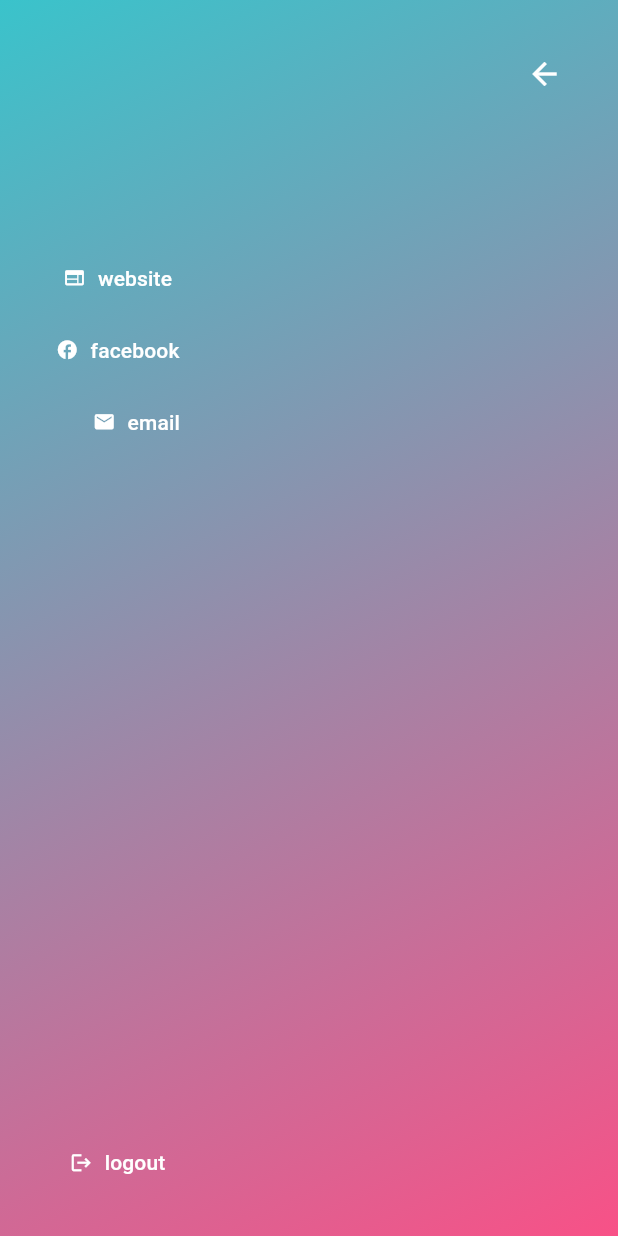
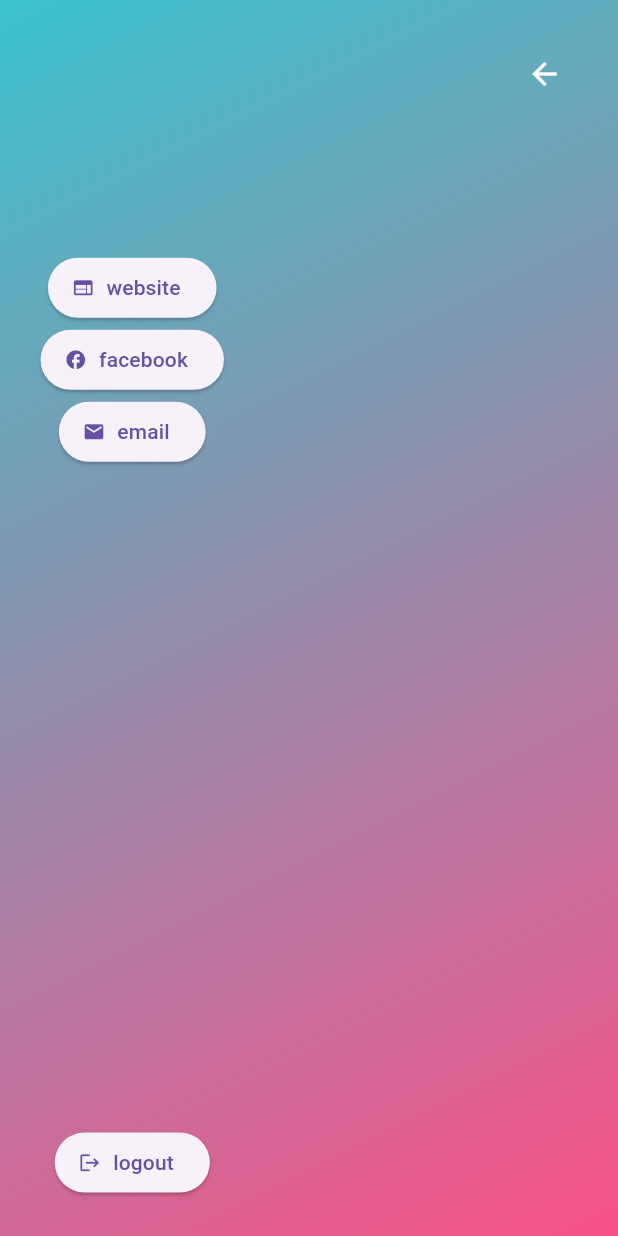
Before and after one commit to NouurhanAbuGhali/education_app, a Flutter app: the MenuScreen widget shown alone on an empty page, opened directly, on a phone screen of 412 x 824 dp. Run offline on Flutter 3.47's test engine with Material 3 defaults, Android fonts, the light colour scheme and no system bars; our stand-ins replace cloud_firestore, firebase_auth, firebase_core, firebase_storage, flutter_svg, flutter_zoom_drawer and 3 more; accounts and stored records are empty; project files that could hold a hidden picture were left out.

Commit message:
thired edit

```diff
--- a/lib/bindings/initial_bindings.dart
+++ b/lib/bindings/initial_bindings.dart
@@ -1,6 +1,7 @@
 import 'package:complete_quiz/controllers/auth_controller.dart';
 import 'package:complete_quiz/controllers/questions_paper/data_uploader.dart';
 import 'package:complete_quiz/controllers/theme_controller.dart';
+import 'package:complete_quiz/services/firebase_storge_service.dart';
 import 'package:get/get.dart';
 
 class InitialBindings implements Bindings {
@@ -9,5 +10,6 @@ class InitialBindings implements Bindings {
     Get.put(ThemeController());
     Get.put(AuthController(), permanent: true);
     Get.put(DataUpLoader());
+    Get.put(FirebaseStorageService());
   }
 }
--- a/lib/controllers/questions_paper/data_uploader.dart
+++ b/lib/controllers/questions_paper/data_uploader.dart
@@ -51,7 +51,7 @@ class DataUpLoader extends GetxController {
       batch.set(questionPaperRF.doc(paper.id), {
         'title': paper.title,
         'image_url': paper.imageUrl,
-        "description": paper.description,
+        "Description": paper.Description,
         "time_seconds": paper.timeSeconds,
         "question_count": paper.questions == null ? 0 : paper.questions!.length,
       });
--- a/lib/screens/home/menu_screen.dart
+++ b/lib/screens/home/menu_screen.dart
@@ -28,13 +28,17 @@ class MenuScreen extends GetView<MyZoomDrawerController> {
                 child: BackButton(
                   color: Colors.white,
                   onPressed: () {
-                    controller.toogleDrawer();
+                    controller.toogleCloseDrawer();
                   },
                 ),
               ),
-              Padding(
+              Positioned(
+                top: 8,
+                left: 2,
+                bottom: 0,
+                child: Padding(
                   padding: EdgeInsets.only(
-                  right: MediaQuery.of(context).size.width * 0.3,
+                    right: MediaQuery.of(context).size.width,
                   ),
                   child: Column(
                     children: [
@@ -50,7 +54,7 @@ class MenuScreen extends GetView<MyZoomDrawerController> {
                                 ),
                               ),
                       ),
-                    const Spacer(flex: 1),
+                      const Spacer(),
                       _DreamButton(
                         icon: Icons.web,
                         label: "website",
@@ -61,13 +65,10 @@ class MenuScreen extends GetView<MyZoomDrawerController> {
                         label: "facebook",
                         onPressed: () => controller.facebook(),
                       ),
-                    Padding(
-                      padding: const EdgeInsets.only(left: 25.0),
-                      child: _DreamButton(
+                      _DreamButton(
                         icon: Icons.email,
                         label: "email",
                         onPressed: () => controller.email(),
-                      ),
                       ),
                       const Spacer(flex: 4),
                       _DreamButton(
@@ -76,6 +77,7 @@ class MenuScreen extends GetView<MyZoomDrawerController> {
                         onPressed: () => controller.signOut(),
                       ),
                     ],
+                  ),
                 ),
               ),
             ],
@@ -93,15 +95,17 @@ class _DreamButton extends StatelessWidget {
     required this.label,
     this.onPressed,
   });
+
   final IconData icon;
   final String label;
   final VoidCallback? onPressed;
+
   @override
   Widget build(BuildContext context) {
-    return TextButton.icon(
+    return ElevatedButton.icon(
       onPressed: onPressed,
+      label: Text(label),
       icon: Icon(icon, size: 15),
-      label: Text(label),
     );
   }
 }
```
Also changed, not shown: lib/controllers/auth_controller.dart (+27 -16 lines), lib/controllers/zoom_drawer_controller.dart (+7 -0 lines), lib/screens/home/home_screen.dart (+13 -9 lines), lib/screens/home/question_card.dart (+4 -3 lines), lib/configs/themes/custom_text_style.dart (renamed from lib/configs/themes/custem_test_style.dart). Lines whose indentation alone changed are shown as unchanged.
